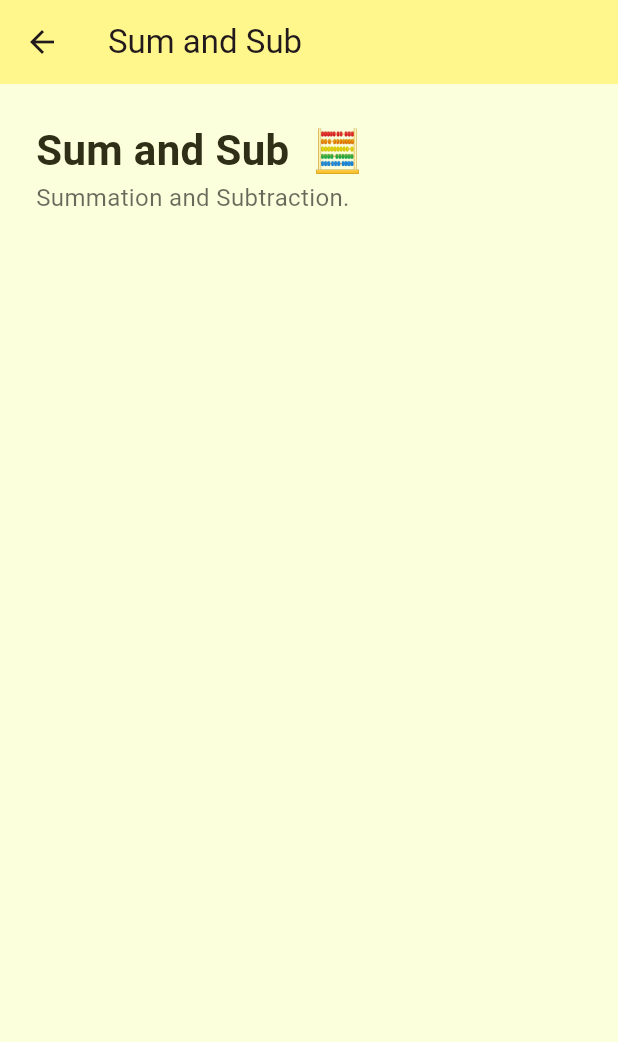
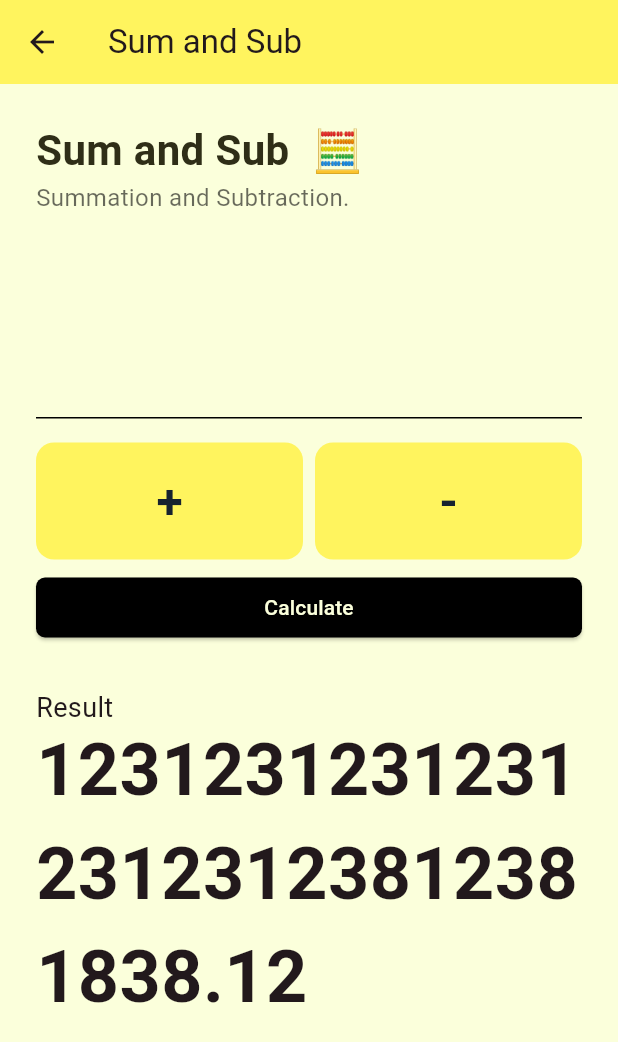
Before and after one commit to plirapli/tpm-tugas-1, a Flutter app: the SumSubPage screen opened directly, on a phone screen of 412 x 824 dp. Shown: the top 1042 px of the screen. Run offline on Flutter 3.47's test engine with Material 3 defaults, Android fonts, the light colour scheme and no system bars.

Commit message:
sum and sub ui done

```diff
--- a/lib/pages/sumsub.dart
+++ b/lib/pages/sumsub.dart
@@ -14,15 +14,15 @@ class _SumSubPageState extends State<SumSubPage> {
       child: Scaffold(
         appBar: AppBar(
           title: const Text("Sum and Sub"),
-          backgroundColor: const Color.fromARGB(255, 255, 247, 140),
+          backgroundColor: const Color.fromARGB(255, 255, 244, 94),
         ),
         body: Container(
-          color: Color.fromARGB(255, 251, 255, 219),
+          color: const Color.fromARGB(255, 251, 255, 219),
           padding: const EdgeInsets.symmetric(
             vertical: 24,
             horizontal: 24,
           ),
-          child: Column(children: [_heading()]),
+          child: Column(children: [_heading(), _main(context)]),
         ),
       ),
     );
@@ -49,4 +49,138 @@ class _SumSubPageState extends State<SumSubPage> {
           ],
         ));
   }
+
+  Widget _main(BuildContext context) {
+    return Container(
+        margin: const EdgeInsets.only(top: 72),
+        child: Column(
+          crossAxisAlignment: CrossAxisAlignment.stretch,
+          children: [
+            _inputField(),
+            _operationButtonLayout(context),
+            _calcButton(context),
+            _result()
+          ],
+        ));
+  }
+
+  Widget _inputField() {
+    return const TextField(
+      textAlign: TextAlign.center,
+      style: TextStyle(fontSize: 32),
+      decoration: InputDecoration(
+        enabledBorder: UnderlineInputBorder(
+          borderSide: BorderSide(color: Colors.black),
+        ),
+        focusedBorder: UnderlineInputBorder(
+          borderSide: BorderSide(color: Colors.black),
+        ),
+        border: UnderlineInputBorder(
+          borderSide: BorderSide(color: Colors.black),
+        ),
+      ),
+    );
+  }
+
+  Widget _operationButtonLayout(BuildContext context) {
+    return Container(
+      margin: EdgeInsets.only(top: 16),
+      child: Row(
+        children: [
+          _plusButton(context),
+          const SizedBox(
+            width: 8,
+          ),
+          _minButton(context)
+        ],
+      ),
+    );
+  }
+
+  Widget _plusButton(BuildContext context) {
+    return Expanded(
+      child: Container(
+        child: TextButton(
+          style: TextButton.styleFrom(
+              padding: const EdgeInsets.symmetric(vertical: 16),
+              backgroundColor: const Color.fromARGB(255, 255, 244, 94),
+              foregroundColor:
+                  Theme.of(context).colorScheme.onPrimary, // foreground
+              shape: RoundedRectangleBorder(
+                  borderRadius: BorderRadius.circular(12))),
+          onPressed: () {},
+          child: const Text(
+            '+',
+            style: TextStyle(
+                fontSize: 32,
+                fontWeight: FontWeight.bold,
+                color: Color.fromARGB(255, 23, 34, 47)),
+          ),
+        ),
+      ),
+    );
+  }
+
+  Widget _minButton(BuildContext context) {
+    return Expanded(
+      child: Container(
+        child: TextButton(
+          style: TextButton.styleFrom(
+              padding: const EdgeInsets.symmetric(vertical: 16),
+              backgroundColor: const Color.fromARGB(255, 255, 244, 94),
+              foregroundColor:
+                  Theme.of(context).colorScheme.onPrimary, // foreground
+              shape: RoundedRectangleBorder(
+                  borderRadius: BorderRadius.circular(12))),
+          onPressed: () {},
+          child: const Text(
+            '-',
+            style: TextStyle(
+                fontSize: 32,
+                fontWeight: FontWeight.bold,
+                color: Color.fromARGB(255, 23, 34, 47)),
+          ),
+        ),
+      ),
+    );
+  }
+
+  Widget _calcButton(BuildContext context) {
+    return Container(
+      padding: const EdgeInsets.only(top: 8),
+      width: MediaQuery.of(context).size.width,
+      child: ElevatedButton(
+        style: ElevatedButton.styleFrom(
+            backgroundColor: Color.fromARGB(255, 0, 0, 0),
+            foregroundColor:
+                Theme.of(context).colorScheme.onPrimary, // foreground
+            shape:
+                RoundedRectangleBorder(borderRadius: BorderRadius.circular(6))),
+        onPressed: () {},
+        child: const Text(
+          'Calculate',
+          style: TextStyle(color: Color.fromARGB(255, 251, 255, 219)),
+        ),
+      ),
+    );
+  }
+
+  Widget _result() {
+    return Container(
+      margin: const EdgeInsets.only(top: 36),
+      child: const Column(
+        crossAxisAlignment: CrossAxisAlignment.start,
+        children: [
+          Text(
+            "Result",
+            style: TextStyle(fontSize: 18, height: 0.75),
+          ),
+          Text(
+            "123123123123123123123812381838.12",
+            style: TextStyle(fontSize: 48, fontWeight: FontWeight.bold),
+          ),
+        ],
+      ),
+    );
+  }
 }
```
